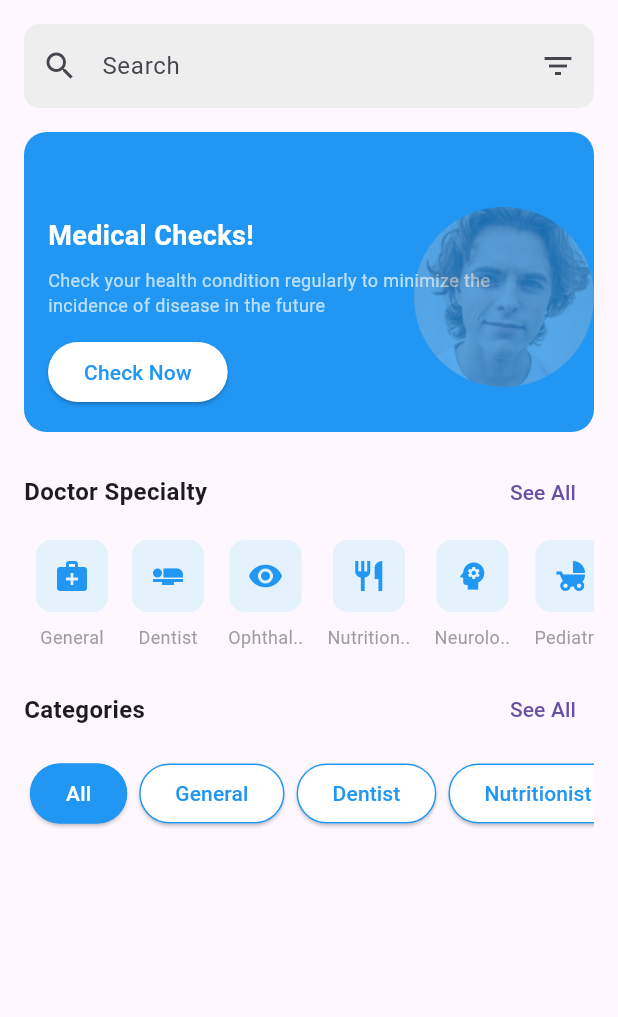
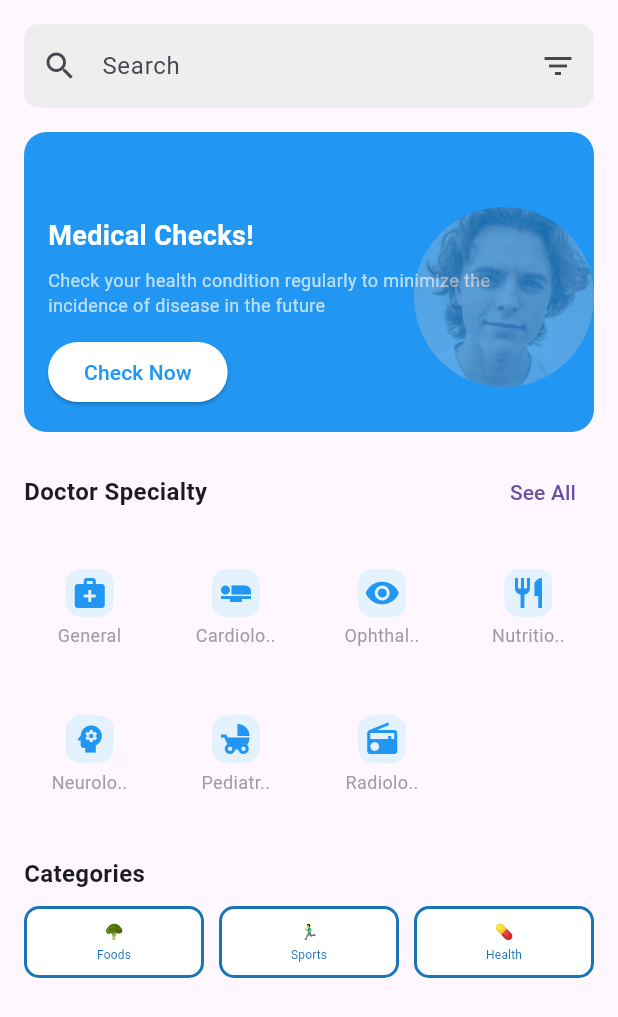
Before and after one commit to careconnect-org/careconnect_mobile, a Flutter app: the HomeScreenContent widget shown alone on an empty page, opened directly, on a phone screen of 412 x 824 dp. Shown: the top 1017 px of the screen. Run offline on Flutter 3.47's test engine with Material 3 defaults, Android fonts, the phone set to English and light mode, and no system bars; network calls fail.

Commit message:
Updated home screen

```diff
--- a/lib/FoodsScreen.dart
+++ b/lib/FoodsScreen.dart
@@ -5,7 +5,7 @@ class FoodsScreen extends StatelessWidget {
   Widget build(BuildContext context) {
     return Scaffold(
       appBar: AppBar(
-        title: Text("Doctors"),
+        title: Text("Foods"),
       ),
       body: Center(
         child: Text(
--- a/lib/HealthScreen.dart
+++ b/lib/HealthScreen.dart
@@ -5,7 +5,7 @@ class HealthScreen extends StatelessWidget {
   Widget build(BuildContext context) {
     return Scaffold(
       appBar: AppBar(
-        title: Text("Doctors"),
+        title: Text("Health"),
       ),
       body: Center(
         child: Text(
--- a/lib/SportsScreen.dart
+++ b/lib/SportsScreen.dart
@@ -5,7 +5,7 @@ class SportsScreen extends StatelessWidget {
   Widget build(BuildContext context) {
     return Scaffold(
       appBar: AppBar(
-        title: Text("Doctors"),
+        title: Text("Sports"),
       ),
       body: Center(
         child: Text(
--- a/lib/doctorscreen.dart
+++ b/lib/doctorscreen.dart
@@ -2,30 +2,30 @@ import 'package:flutter/material.dart';
 import 'package:careconnect/chatdetailscreen.dart';
 
 class DoctorsPage extends StatelessWidget {
-  const DoctorsPage({super.key});
+   DoctorsPage({super.key});
 
-  final List<Map<String, dynamic>> doctors = const [
+  static const List<Map<String, dynamic>> doctors = const [
     {
       'name': 'Dr. Aidan Allende',
       'specialty': 'Cardiologist',
-      'available': true,
       'rating': 4.8,
+        'available': true,
       'workingHours': 'Mon-Fri, 9:00 AM - 5:00 PM',
       'image': 'https://i.pravatar.cc/150?img=32'
     },
     {
       'name': 'Dr. Iker Holl',
       'specialty': 'Dermatologist',
-      'available': false,
       'rating': 4.5,
+        'available': true,
       'workingHours': 'Tue-Sat, 10:00 AM - 6:00 PM',
       'image': 'https://i.pravatar.cc/150?img=12'
     },
     {
       'name': 'Dr. Jada Srnsky',
       'specialty': 'Psychiatrist',
-      'available': true,
       'rating': 4.9,
+        'available': false,
       'workingHours': 'Mon-Wed, 12:00 PM - 8:00 PM',
       'image': 'https://i.pravatar.cc/150?img=5'
     },
@@ -34,11 +34,18 @@ class DoctorsPage extends StatelessWidget {
   @override
   Widget build(BuildContext context) {
     return Scaffold(
-      appBar: AppBar(
-        title: const Text("Our Doctors"),
-        centerTitle: true,
-        backgroundColor:  Colors.grey,
+       appBar: AppBar(
+      title: const Text(
+        "Our Doctors",
+        style: TextStyle(
+          color: Colors.white,  // Set the text color
+          fontSize: 18,         // Set the font size
+          fontWeight: FontWeight.bold,  // Set the font weight
+        ),
       ),
+      centerTitle: true,
+      backgroundColor: Colors.grey,  // AppBar background color
+    ),
       body: ListView.builder(
         padding: const EdgeInsets.all(16),
         itemCount: doctors.length,
--- a/lib/home_screen.dart
+++ b/lib/home_screen.dart
@@ -1,10 +1,12 @@
+import 'package:careconnect/FoodsScreen.dart';
+import 'package:careconnect/SportsScreen.dart';
 import 'package:flutter/material.dart';
 import 'appointment_screen.dart';
 import 'history_screen.dart';
 import 'favorite_doctor_screen.dart';
 import 'notification_screen.dart';
 import 'profile_screen.dart';
-import 'doctorscreen.dart';
+import 'package:careconnect/doctorscreen.dart';
 import 'HealthScreen.dart';
 
 
@@ -217,23 +219,32 @@ class HomeScreenContent extends StatelessWidget {
     ),
   ],
 ),
-            SizedBox(height: 8),
-            SingleChildScrollView(
-              scrollDirection: Axis.horizontal,
-              child: Row(
+SizedBox(height: 10),
+LayoutBuilder(
+  builder: (context, constraints) {
+    int crossAxisCount = (constraints.maxWidth ~/ 80).clamp(2, 4); // responsive
+    return GridView.count(
+      crossAxisCount: crossAxisCount,
+      shrinkWrap: true,
+      physics: NeverScrollableScrollPhysics(),
+      crossAxisSpacing: 10,
+      mainAxisSpacing: 10,
+      childAspectRatio: 1,
       children: [
         _buildSpecialtyIcon(Icons.medical_services, 'General'),
-                  _buildSpecialtyIcon(Icons.airline_seat_flat, 'Dentist'),
+        _buildSpecialtyIcon(Icons.airline_seat_flat, 'Cardiolo..'),
         _buildSpecialtyIcon(Icons.remove_red_eye, 'Ophthal..'),
-                  _buildSpecialtyIcon(Icons.restaurant, 'Nutrition..'),
+        _buildSpecialtyIcon(Icons.restaurant, 'Nutritio..'),
         _buildSpecialtyIcon(Icons.psychology, 'Neurolo..'),
-                  _buildSpecialtyIcon(Icons.child_friendly, 'Pediatric'),
+        _buildSpecialtyIcon(Icons.child_friendly, 'Pediatr..'),
         _buildSpecialtyIcon(Icons.radio, 'Radiolo..'),
-                 _buildDoctorFilter('All', isSelected: true),
       ],
+    );
+  },
 ),
-            ),
-            SizedBox(height: 16),
+
+// Add spacing before categories
+SizedBox(height: 24),
 
             // Top Doctors Section
             Row(
@@ -246,25 +257,26 @@ class HomeScreenContent extends StatelessWidget {
         fontWeight: FontWeight.bold,
       ),
     ),
-                TextButton(
-                  onPressed: () {
-
-                  },
-                  child: Text('See All'),
-                ),
   ],
 ),
-            SizedBox(height: 8),
-            SingleChildScrollView(
-              scrollDirection: Axis.horizontal,
-              child: Row(
+SizedBox(height: 10),
+LayoutBuilder(
+  builder: (context, constraints) {
+    int crossAxisCount = (constraints.maxWidth ~/ 100).clamp(2, 4); // responsive
+    return GridView.count(
+      crossAxisCount: crossAxisCount,
+      shrinkWrap: true,
+      physics: NeverScrollableScrollPhysics(),
+      mainAxisSpacing: 10,
+      crossAxisSpacing: 10,
+      childAspectRatio: 2.5,
       children: [
-                  _buildDoctorFilter('All', isSelected: true),
-                  _buildDoctorFilter('General'),
-                  _buildDoctorFilter('Dentist'),
-                  _buildDoctorFilter('Nutritionist'),
+        _buildCategoryButton(context, 'Foods', FoodsScreen(), emoji: '🥦'),
+        _buildCategoryButton(context, 'Sports', SportsScreen(), emoji: '🏃‍♂️'),
+        _buildCategoryButton(context, 'Health', HealthScreen(), emoji: '💊'),
       ],
-              ),
+    );
+  },
 ),
           ],
         ),
@@ -273,40 +285,74 @@ class HomeScreenContent extends StatelessWidget {
   }
 
   Widget _buildSpecialtyIcon(IconData icon, String label) {
-    return Padding(
-      padding: const EdgeInsets.symmetric(horizontal: 8.0),
-      child: Column(
+  return Column(
+    mainAxisAlignment: MainAxisAlignment.center,
     children: [
       Container(
         decoration: BoxDecoration(
           color: Colors.blue.shade50,
           borderRadius: BorderRadius.circular(10),
         ),
-            padding: EdgeInsets.all(12),
+        padding: EdgeInsets.all(4),
         child: Icon(icon, color: Colors.blue),
       ),
-          SizedBox(height: 8),
+      SizedBox(height: 4),
       Text(
         label,
         style: TextStyle(fontSize: 12, color: Colors.grey),
+        textAlign: TextAlign.center,
       ),
     ],
+  );
+}
+
+
+
+
+ Widget _buildCategoryButton(BuildContext context, String label, Widget screen, {required String emoji}) {
+  return InkWell(
+    onTap: () {
+      Navigator.push(context, MaterialPageRoute(builder: (context) => screen));
+    },
+    borderRadius: BorderRadius.circular(10),
+    child: Container(
+      padding: EdgeInsets.symmetric(horizontal: 4, vertical: 8),
+      decoration: BoxDecoration(
+        border: Border.all(
+          color: const Color.fromARGB(255, 25, 117, 183),
+          width: 2.0,
+        ),
+        borderRadius: BorderRadius.circular(10),
+        color: Colors.white,
+      ),
+      child: Center(
+        child: FittedBox(
+          fit: BoxFit.scaleDown,
+          child: Column(
+            mainAxisAlignment: MainAxisAlignment.center,
+            children: [
+              Text(
+                emoji,
+                style: TextStyle(fontSize: 20),
+              ),
+              SizedBox(height: 4),
+              Text(
+                label,
+                style: TextStyle(
+                  fontSize: 16,
+                  color: const Color.fromARGB(255, 25, 117, 183),
+                ),
+                textAlign: TextAlign.center,
+                overflow: TextOverflow.ellipsis,
+                softWrap: false,
+              ),
+            ],
+          ),
+        ),
+      ),
     ),
   );
 }
 
-  Widget _buildDoctorFilter(String label, {bool isSelected = false}) {
-    return Padding(
-      padding: const EdgeInsets.symmetric(horizontal: 4.0),
-      child: ElevatedButton(
-        onPressed: () {},
-        child: Text(label),
-        style: ElevatedButton.styleFrom(
-          backgroundColor: isSelected ? Colors.blue : Colors.white,
-          foregroundColor: isSelected ? Colors.white : Colors.blue,
-          side: BorderSide(color: Colors.blue),
-        ),
-      ),
-    );
+
 }
-}
--- a/lib/welcome_screen.dart
+++ b/lib/welcome_screen.dart
@@ -12,7 +12,7 @@ class _WelcomeScreenState extends State<WelcomeScreen> {
   @override
   void initState() {
     super.initState();
-    Future.delayed(const Duration(seconds: 3), () {
+    Future.delayed(const Duration(seconds: 2), () {
       Navigator.of(context).pushReplacement(
         MaterialPageRoute(builder: (_) => const WalkthroughScreens()),
       );
```
Lines whose indentation alone changed are shown as unchanged.
